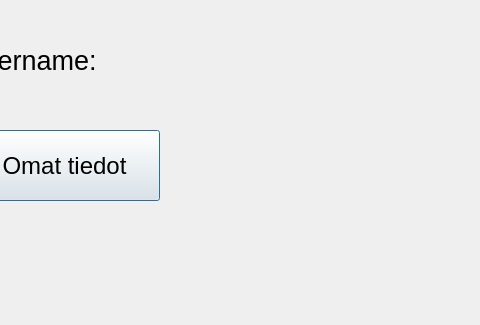
Before: the Qt Designer form bank-automat/studentmenu.ui in Ohjelmistoprojekti2025/group_x, drawn with Qt 5; both pictures show x 121 to 601 and y 0 to 325 of the 601 by 467 pixel window.
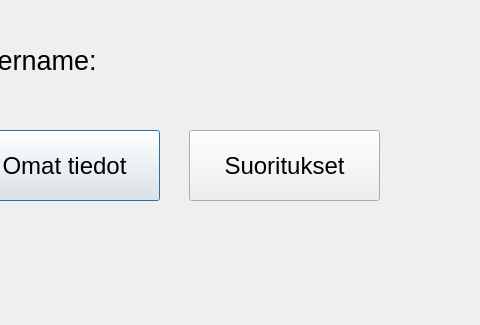
After: the same form once the commit is applied.

Patch:
```diff
--- a/bank-automat/studentmenu.ui
+++ b/bank-automat/studentmenu.ui
@@ -49,6 +49,24 @@
     <string>Omat tiedot</string>
    </property>
   </widget>
+  <widget class="QPushButton" name="btnGrades">
+   <property name="geometry">
+    <rect>
+     <x>310</x>
+     <y>130</y>
+     <width>191</width>
+     <height>71</height>
+    </rect>
+   </property>
+   <property name="font">
+    <font>
+     <pointsize>18</pointsize>
+    </font>
+   </property>
+   <property name="text">
+    <string>Suoritukset</string>
+   </property>
+  </widget>
  </widget>
  <resources/>
  <connections/>
```
